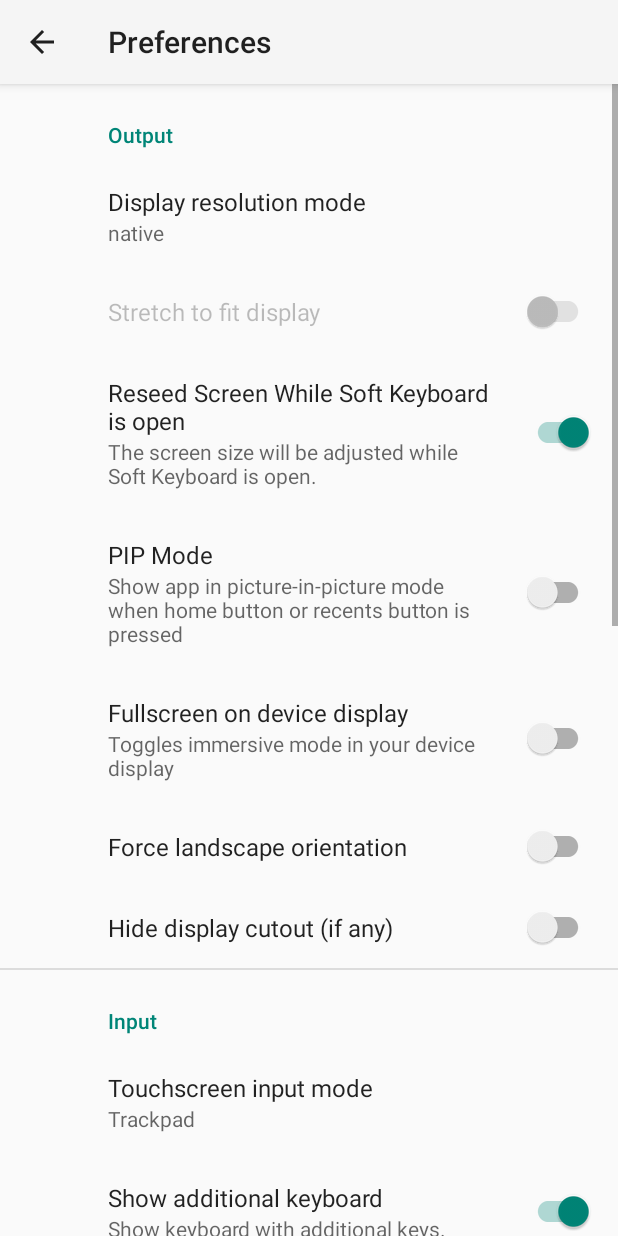
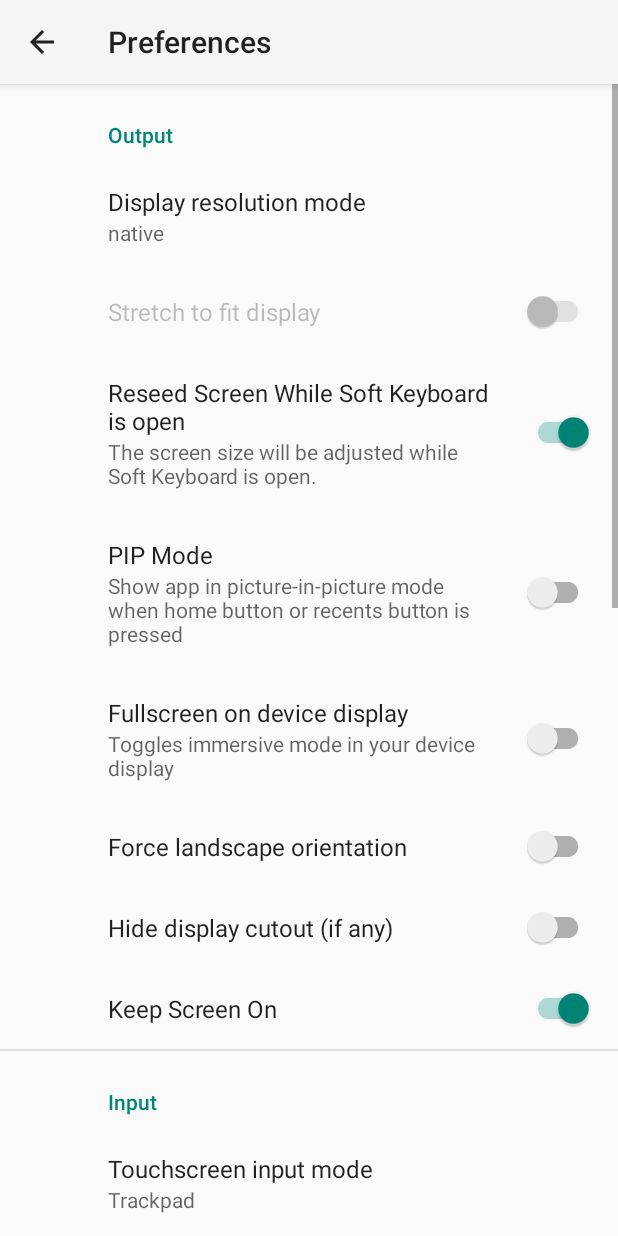
Before and after one commit to lophas/chromedeck, an Android app: the screen it shows after launch (LoriePreferences), after a tap on an icon or button, on a phone screen of 412 x 824 dp. Run offline under Robolectric (Android 15) with nearby library versions, the phone set to English and light mode, and no system bars; our stand-ins replace androidx.preference; libraries missing offline, so code that uses them is left out: com.termux.shared; pictures from the network do not load; 17 statements that could not run were skipped.

Commit message:
add preference for `Keep Screen On`

```diff
--- a/app/src/main/java/com/termux/x11/MainActivity.java
+++ b/app/src/main/java/com/termux/x11/MainActivity.java
@@ -508,6 +508,11 @@ public class MainActivity extends AppCompatActivity implements View.OnApplyWindo
             decorView.setSystemUiVisibility(0);
         }
 
+        if (p.getBoolean("keepScreenOn", true))
+            window.addFlags(FLAG_KEEP_SCREEN_ON);
+        else
+            window.clearFlags(FLAG_KEEP_SCREEN_ON);
+
         if (reseed)
             window.setSoftInputMode(SOFT_INPUT_ADJUST_RESIZE | SOFT_INPUT_STATE_HIDDEN);
         else
--- a/app/src/main/res/xml/preferences.xml
+++ b/app/src/main/res/xml/preferences.xml
@@ -60,6 +60,11 @@
             android:title="Hide display cutout (if any)"
             android:defaultValue="false"
             android:key="hideCutout" />
+
+        <SwitchPreferenceCompat
+	        android:title="Keep Screen On"
+            android:defaultValue="true"
+            android:key="keepScreenOn" />
 
     </PreferenceCategory>
     <PreferenceCategory android:key="input" android:title="Input">
```
